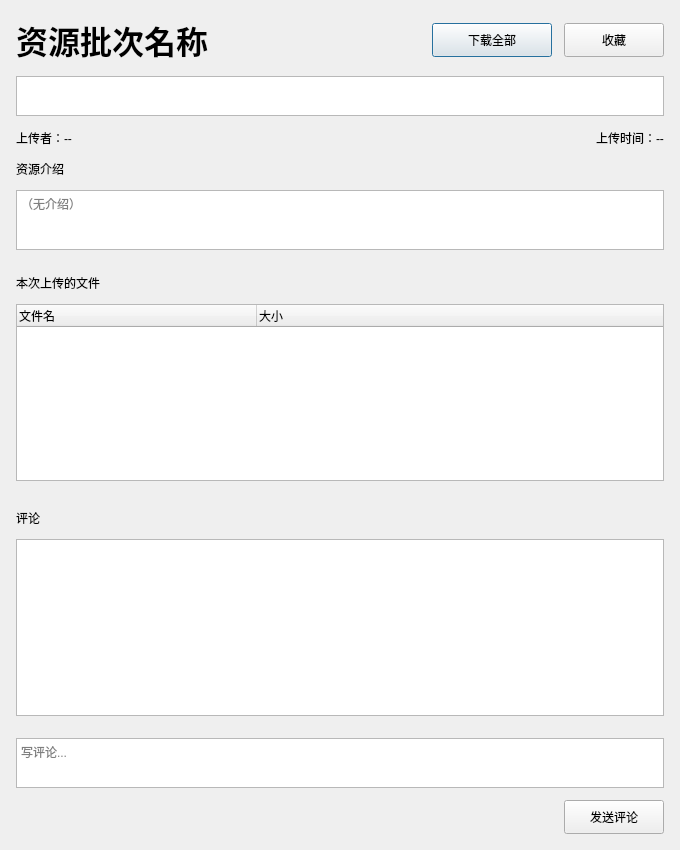
Before: the Qt Designer form client/resourcedetaildialog.ui in lingsiling/XiangYueAPP, drawn with Qt 5.
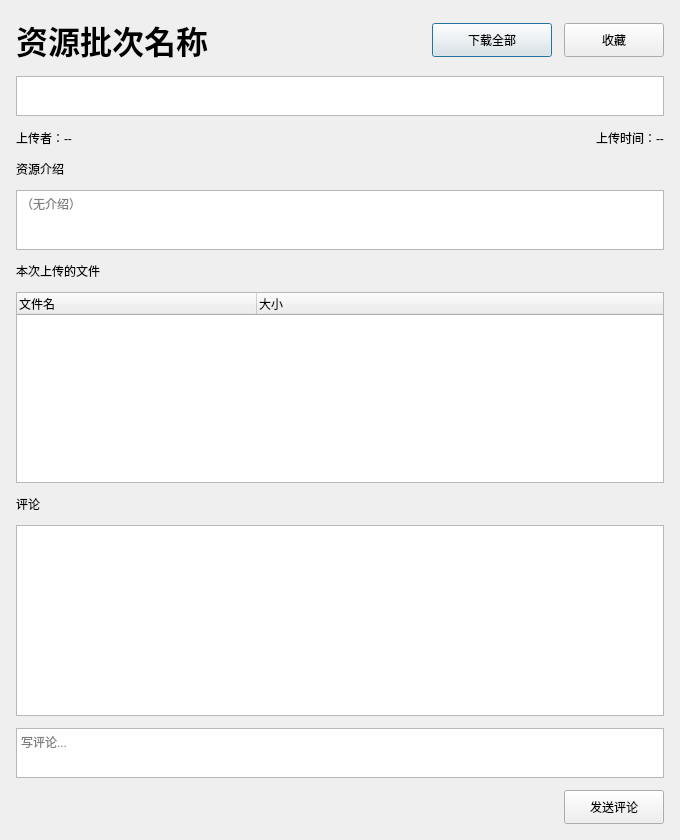
After: the same form once the commit is applied.

Patch:
```diff
--- a/client/resourcedetaildialog.ui
+++ b/client/resourcedetaildialog.ui
@@ -7,13 +7,13 @@
     <x>0</x>
     <y>0</y>
     <width>680</width>
-    <height>850</height>
+    <height>840</height>
    </rect>
   </property>
   <property name="minimumSize">
    <size>
-    <width>560</width>
-    <height>450</height>
+    <width>680</width>
+    <height>840</height>
    </size>
   </property>
   <property name="windowTitle">
@@ -170,22 +170,6 @@
      </property>
     </widget>
    </item>
-   <item>
-    <spacer name="verticalSpacerBeforeFiles">
-     <property name="orientation">
-      <enum>Qt::Orientation::Vertical</enum>
-     </property>
-     <property name="sizeType">
-      <enum>QSizePolicy::Policy::Fixed</enum>
-     </property>
-     <property name="sizeHint" stdset="0">
-      <size>
-       <width>20</width>
-       <height>12</height>
-      </size>
-     </property>
-    </spacer>
-   </item>
    <item>
     <widget class="QLabel" name="labelFilesTitle">
      <property name="text">
@@ -228,22 +212,6 @@
      </column>
     </widget>
    </item>
-   <item>
-    <spacer name="verticalSpacerBeforeComments">
-     <property name="orientation">
-      <enum>Qt::Orientation::Vertical</enum>
-     </property>
-     <property name="sizeType">
-      <enum>QSizePolicy::Policy::Fixed</enum>
-     </property>
-     <property name="sizeHint" stdset="0">
-      <size>
-       <width>20</width>
-       <height>16</height>
-      </size>
-     </property>
-    </spacer>
-   </item>
    <item>
     <widget class="QLabel" name="labelCommentsTitle">
      <property name="text">
@@ -259,24 +227,14 @@
        <height>80</height>
       </size>
      </property>
+     <property name="textElideMode">
+      <enum>Qt::TextElideMode::ElideNone</enum>
+     </property>
+     <property name="wordWrap">
+      <bool>true</bool>
+     </property>
     </widget>
    </item>
-   <item>
-    <spacer name="verticalSpacerBeforeCommentInput">
-     <property name="orientation">
-      <enum>Qt::Orientation::Vertical</enum>
-     </property>
-     <property name="sizeType">
-      <enum>QSizePolicy::Policy::Fixed</enum>
-     </property>
-     <property name="sizeHint" stdset="0">
-      <size>
-       <width>20</width>
-       <height>10</height>
-      </size>
-     </property>
-    </spacer>
-   </item>
    <item>
     <widget class="QTextEdit" name="textEditComment">
      <property name="minimumSize">
```
